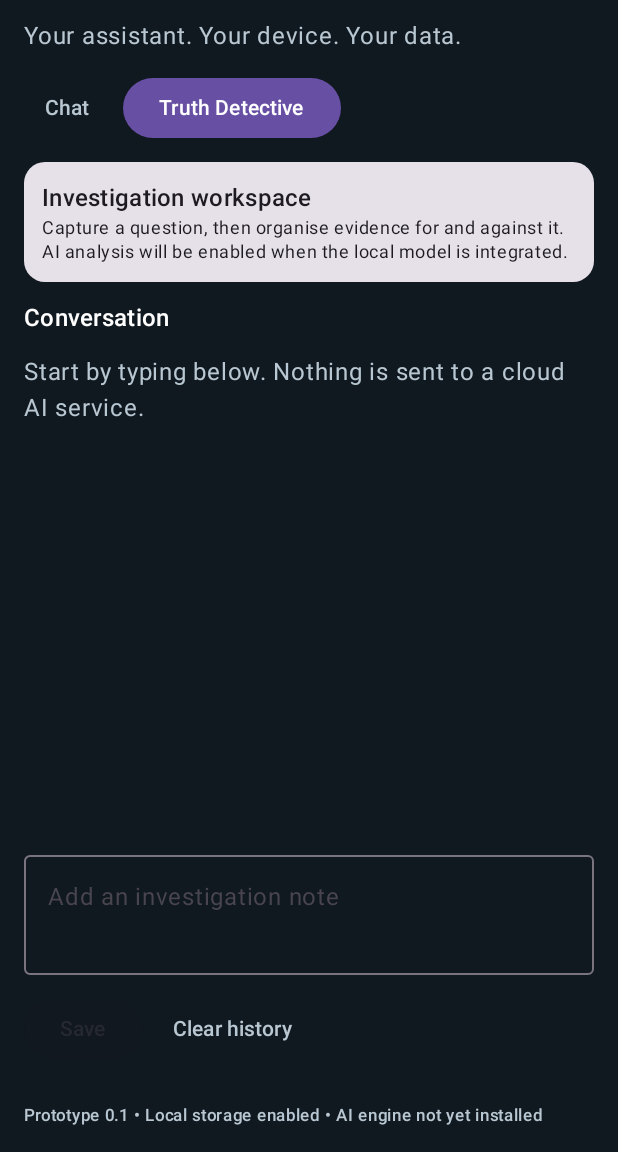
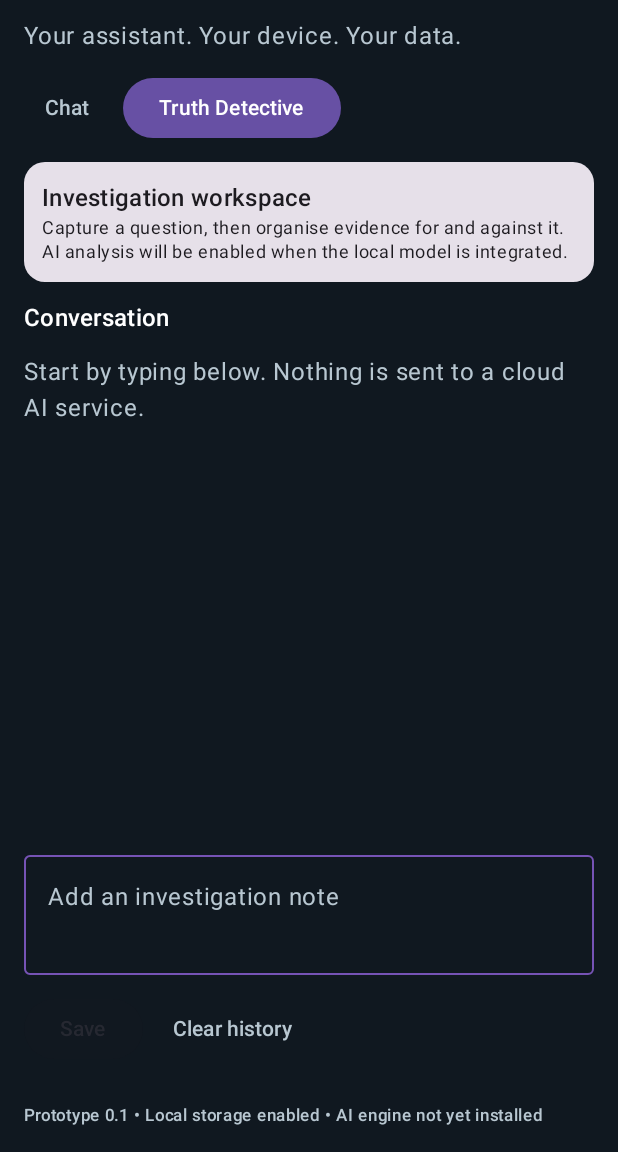
Before and after one commit to garethedmond73-art/gaz-ai, an Android app built with Jetpack Compose: the screen it shows after launch (MainActivity), after a tap on "Truth Detective", on a phone screen of 412 x 824 dp, the part 84-1236 px from its top. Run offline under Robolectric (Android 15) with nearby library versions, the phone set to English and light mode, and no system bars.

Commit message:
Fix chat input text visibility and keyboard layout

```diff
--- a/app/src/main/java/uk/co/gazai/MainActivity.kt
+++ b/app/src/main/java/uk/co/gazai/MainActivity.kt
@@ -13,6 +13,8 @@ import androidx.compose.foundation.layout.fillMaxSize
 import androidx.compose.foundation.layout.fillMaxWidth
 import androidx.compose.foundation.layout.padding
 import androidx.compose.foundation.layout.height
+import androidx.compose.foundation.layout.imePadding
+import androidx.compose.foundation.layout.navigationBarsPadding
 import androidx.compose.foundation.lazy.LazyColumn
 import androidx.compose.foundation.lazy.items
 import androidx.compose.foundation.shape.RoundedCornerShape
@@ -20,6 +22,7 @@ import androidx.compose.material3.Button
 import androidx.compose.material3.Card
 import androidx.compose.material3.MaterialTheme
 import androidx.compose.material3.OutlinedTextField
+import androidx.compose.material3.OutlinedTextFieldDefaults
 import androidx.compose.material3.Surface
 import androidx.compose.material3.Text
 import androidx.compose.material3.TextButton
@@ -31,6 +34,7 @@ import androidx.compose.runtime.setValue
 import androidx.compose.ui.Modifier
 import androidx.compose.ui.graphics.Color
 import androidx.compose.ui.unit.dp
+import androidx.compose.ui.unit.sp
 import org.json.JSONArray
 import org.json.JSONObject
 
@@ -78,7 +82,7 @@ private fun GazAiScreen(context: Context) {
     MaterialTheme {
         Surface(modifier = Modifier.fillMaxSize(), color = Color(0xFF101820)) {
             Column(
-                modifier = Modifier.fillMaxSize().padding(16.dp),
+                modifier = Modifier.fillMaxSize().navigationBarsPadding().imePadding().padding(16.dp),
                 verticalArrangement = Arrangement.spacedBy(12.dp)
             ) {
                 Text("GAZ AI", style = MaterialTheme.typography.headlineLarge, color = Color.White)
@@ -122,8 +126,27 @@ private fun GazAiScreen(context: Context) {
                     value = draft,
                     onValueChange = { draft = it },
                     modifier = Modifier.fillMaxWidth(),
-                    label = { Text(if (mode == "Chat") "Message Gaz AI" else "Add an investigation note") },
-                    minLines = 2
+                    label = {
+                        Text(
+                            if (mode == "Chat") "Message Gaz AI" else "Add an investigation note",
+                            color = Color(0xFFB8C7D1)
+                        )
+                    },
+                    minLines = 2,
+                    maxLines = 5,
+                    textStyle = MaterialTheme.typography.bodyLarge.copy(
+                        color = Color.White,
+                        fontSize = 18.sp
+                    ),
+                    colors = OutlinedTextFieldDefaults.colors(
+                        focusedTextColor = Color.White,
+                        unfocusedTextColor = Color.White,
+                        cursorColor = Color(0xFF9B7AE8),
+                        focusedBorderColor = Color(0xFF7653B5),
+                        unfocusedBorderColor = Color(0xFF7653B5),
+                        focusedLabelColor = Color(0xFFB99BFF),
+                        unfocusedLabelColor = Color(0xFFB8C7D1)
+                    )
                 )
                 Row(horizontalArrangement = Arrangement.spacedBy(8.dp)) {
                     Button(onClick = {
```
